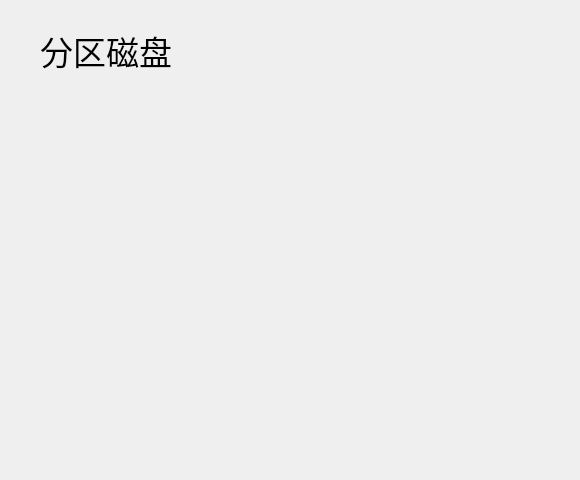
Old version of the form NewQtUi/PartedDiskTab/PartedDiskTab.ui in the repository AOSC-Archive/AOSC-LiveKit.
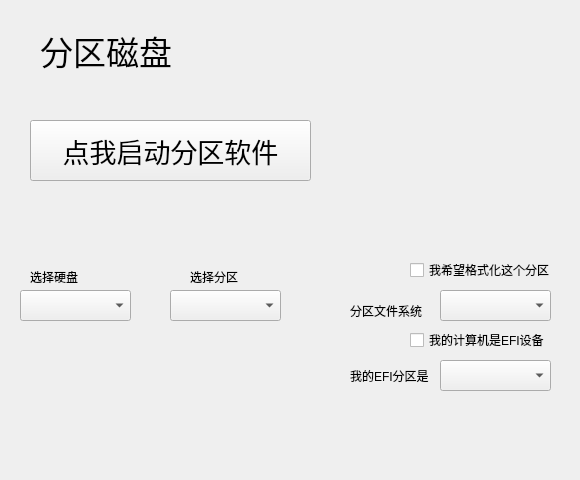
New version of the form.

Commit message: 分区相关已经完成，剩下安装部分和用户配置部分

What changed in the file:
```diff
--- a/NewQtUi/PartedDiskTab/PartedDiskTab.ui
+++ b/NewQtUi/PartedDiskTab/PartedDiskTab.ui
@@ -12,7 +12,7 @@
   </property>
   <property name="font">
    <font>
-    <pointsize>25</pointsize>
+    <pointsize>9</pointsize>
    </font>
   </property>
   <property name="windowTitle">
@@ -27,10 +27,171 @@
      <height>40</height>
     </rect>
    </property>
+   <property name="font">
+    <font>
+     <pointsize>25</pointsize>
+    </font>
+   </property>
    <property name="text">
     <string>分区磁盘</string>
    </property>
   </widget>
+  <widget class="QPushButton" name="PartitionDiskButton">
+   <property name="geometry">
+    <rect>
+     <x>30</x>
+     <y>120</y>
+     <width>281</width>
+     <height>61</height>
+    </rect>
+   </property>
+   <property name="font">
+    <font>
+     <pointsize>20</pointsize>
+    </font>
+   </property>
+   <property name="text">
+    <string>点我启动分区软件</string>
+   </property>
+  </widget>
+  <widget class="QComboBox" name="DiskPartitionSelect">
+   <property name="geometry">
+    <rect>
+     <x>170</x>
+     <y>290</y>
+     <width>111</width>
+     <height>31</height>
+    </rect>
+   </property>
+   <property name="font">
+    <font>
+     <pointsize>11</pointsize>
+    </font>
+   </property>
+  </widget>
+  <widget class="QComboBox" name="DiskSelect">
+   <property name="geometry">
+    <rect>
+     <x>20</x>
+     <y>290</y>
+     <width>111</width>
+     <height>31</height>
+    </rect>
+   </property>
+   <property name="font">
+    <font>
+     <pointsize>11</pointsize>
+    </font>
+   </property>
+  </widget>
+  <widget class="QCheckBox" name="FormatCheckBox">
+   <property name="geometry">
+    <rect>
+     <x>410</x>
+     <y>260</y>
+     <width>151</width>
+     <height>20</height>
+    </rect>
+   </property>
+   <property name="font">
+    <font>
+     <pointsize>9</pointsize>
+    </font>
+   </property>
+   <property name="text">
+    <string>我希望格式化这个分区</string>
+   </property>
+  </widget>
+  <widget class="QLabel" name="label_2">
+   <property name="geometry">
+    <rect>
+     <x>30</x>
+     <y>270</y>
+     <width>57</width>
+     <height>14</height>
+    </rect>
+   </property>
+   <property name="font">
+    <font>
+     <pointsize>9</pointsize>
+    </font>
+   </property>
+   <property name="text">
+    <string>选择硬盘</string>
+   </property>
+  </widget>
+  <widget class="QLabel" name="label_3">
+   <property name="geometry">
+    <rect>
+     <x>190</x>
+     <y>270</y>
+     <width>57</width>
+     <height>14</height>
+    </rect>
+   </property>
+   <property name="text">
+    <string>选择分区</string>
+   </property>
+  </widget>
+  <widget class="QComboBox" name="FormatPartitionSelect">
+   <property name="geometry">
+    <rect>
+     <x>440</x>
+     <y>290</y>
+     <width>111</width>
+     <height>31</height>
+    </rect>
+   </property>
+  </widget>
+  <widget class="QCheckBox" name="MyDeviceIsEFICheckBox">
+   <property name="geometry">
+    <rect>
+     <x>410</x>
+     <y>330</y>
+     <width>141</width>
+     <height>20</height>
+    </rect>
+   </property>
+   <property name="text">
+    <string>我的计算机是EFI设备</string>
+   </property>
+  </widget>
+  <widget class="QComboBox" name="MyDeviceIsEFIComboBox">
+   <property name="geometry">
+    <rect>
+     <x>440</x>
+     <y>360</y>
+     <width>111</width>
+     <height>31</height>
+    </rect>
+   </property>
+  </widget>
+  <widget class="QLabel" name="MyDeviceIsEFILabel">
+   <property name="geometry">
+    <rect>
+     <x>350</x>
+     <y>360</y>
+     <width>81</width>
+     <height>31</height>
+    </rect>
+   </property>
+   <property name="text">
+    <string>我的EFI分区是</string>
+   </property>
+  </widget>
+  <widget class="QLabel" name="FileSystemTypeLabel">
+   <property name="geometry">
+    <rect>
+     <x>350</x>
+     <y>300</y>
+     <width>81</width>
+     <height>21</height>
+    </rect>
+   </property>
+   <property name="text">
+    <string>分区文件系统</string>
+   </property>
+  </widget>
  </widget>
  <resources/>
  <connections/>
```
The commit also changes 7 other files.
